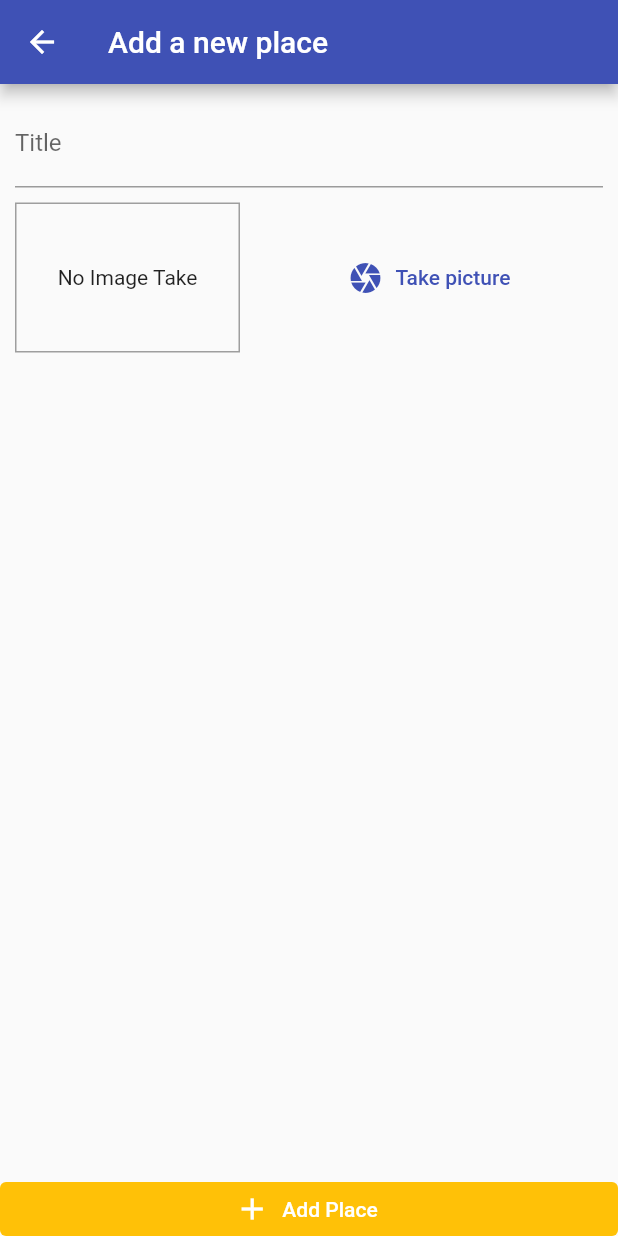
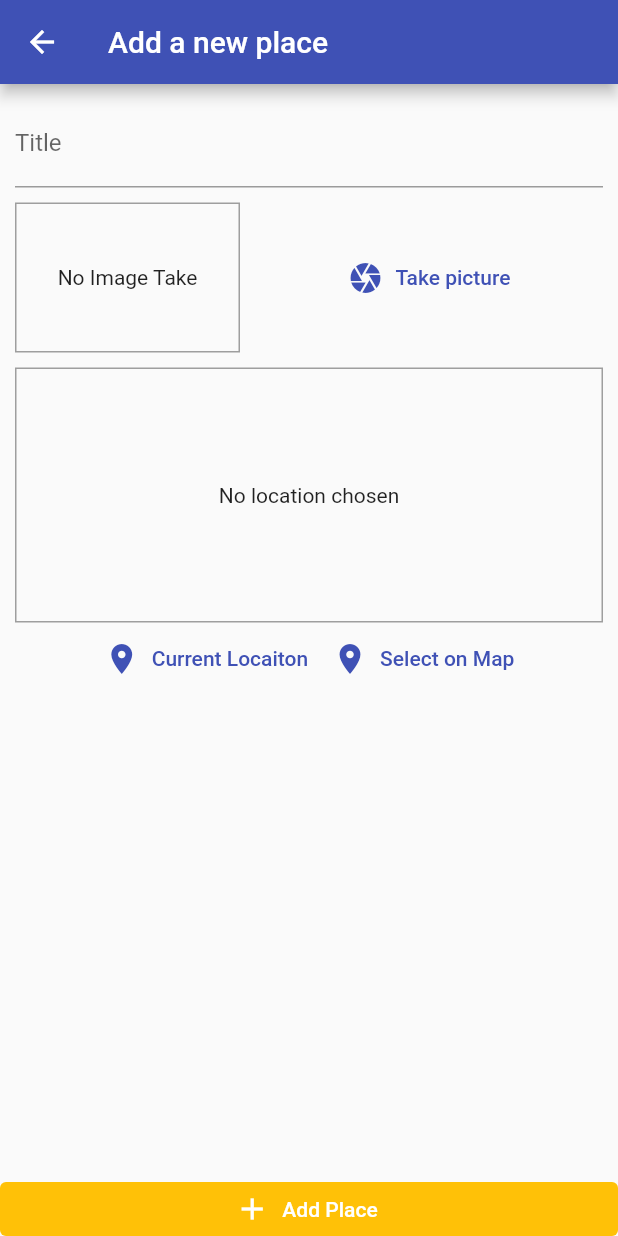
Before and after one commit to QiaoZhennn/Place_app, a Flutter app: the screen it shows after launch, after a tap on the "add" icon, on a phone screen of 412 x 824 dp. Run offline on Flutter 3.47's test engine with Material 2 defaults, Android fonts, the phone set to English and light mode, and no system bars; our stand-ins replace image_picker, location, sqflite; accounts and stored records are empty.

Commit message:
finish image and add location

```diff
--- /dev/null
+++ b/lib/helpers/dp_helper.dart
@@ -0,0 +1,24 @@
+import 'package:sqflite/sqflite.dart';
+// ignore: depend_on_referenced_packages
+import 'package:path/path.dart' as path;
+
+class DbHelper {
+  static Future<Database> database() async {
+    final dbPath = await getDatabasesPath();
+    return openDatabase(path.join(dbPath, 'places.db'),
+        onCreate: (db, version) {
+      return db.execute(
+          'CREATE TABLE places(id TEXT PRIMARY KEY, title TEXT, image TEXT)');
+    }, version: 1);
+  }
+
+  static Future<void> insert(String table, Map<String, Object> data) async {
+    final db = await DbHelper.database();
+    db.insert(table, data, conflictAlgorithm: ConflictAlgorithm.replace);
+  }
+
+  static Future<List<Map<String, dynamic>>> getData(String table) async {
+    final db = await DbHelper.database();
+    return db.query(table);
+  }
+}
--- a/lib/providers/great_places.dart
+++ b/lib/providers/great_places.dart
@@ -1,6 +1,7 @@
 import 'dart:io';
 
 import 'package:flutter/material.dart';
+import 'package:place_app/helpers/dp_helper.dart';
 import 'package:place_app/models/place.dart';
 
 class GreatPlaces with ChangeNotifier {
@@ -11,8 +12,29 @@ class GreatPlaces with ChangeNotifier {
   }
 
   void addPlace(String pickedTitle, File pickedImage) {
-    final newPlace = Place(id: DateTime.now().toString(), image: pickedImage, title: pickedTitle, location: null);
+    final newPlace = Place(
+        id: DateTime.now().toString(),
+        image: pickedImage,
+        title: pickedTitle,
+        location: null);
     _items.add(newPlace);
+    notifyListeners();
+    DbHelper.insert('places', {
+      'id': newPlace.id,
+      'title': newPlace.title,
+      'image': newPlace.image.path
+    });
+  }
+
+  Future<void> fetchAndSetPlaces() async {
+    final dataList = await DbHelper.getData('places');
+    _items = dataList
+        .map((e) => Place(
+            id: e['id'],
+            title: e['title'],
+            location: null,
+            image: File(e['image'])))
+        .toList();
     notifyListeners();
   }
 }
--- a/lib/screens/add_place_screen.dart
+++ b/lib/screens/add_place_screen.dart
@@ -3,6 +3,7 @@ import 'dart:io';
 import 'package:flutter/material.dart';
 import 'package:place_app/providers/great_places.dart';
 import 'package:place_app/widgets/image_input.dart';
+import 'package:place_app/widgets/location_input.dart';
 import 'package:provider/provider.dart';
 
 class AddPlaceScreen extends StatefulWidget {
@@ -26,7 +27,7 @@ class _AddPlaceScreenState extends State<AddPlaceScreen> {
     }
     Provider.of<GreatPlaces>(context, listen: false)
         .addPlace(_titleController.text, _pickedImage!);
-        Navigator.of(context).pop();
+    Navigator.of(context).pop();
   }
 
   @override
@@ -48,7 +49,11 @@ class _AddPlaceScreenState extends State<AddPlaceScreen> {
                   SizedBox(
                     height: 10,
                   ),
-                  ImageInput(_selectImage)
+                  ImageInput(_selectImage),
+                  SizedBox(
+                    height: 10,
+                  ),
+                  LocationInput(),
                 ],
               ),
             )),
--- a/lib/screens/places_list_screen.dart
+++ b/lib/screens/places_list_screen.dart
@@ -19,17 +19,31 @@ class PlacesListScreen extends StatelessWidget {
                 icon: Icon(Icons.add))
           ],
         ),
-        body: Consumer<GreatPlaces>(
-          builder: ((ctx, greatPlaces, ch) =>
-              greatPlaces.items.isEmpty ? ch! : ListView.builder(
+        body: FutureBuilder(
+          future: Provider.of<GreatPlaces>(context, listen: false)
+              .fetchAndSetPlaces(),
+          builder: ((context, snapshot) => snapshot.connectionState ==
+                  ConnectionState.waiting
+              ? const Center(
+                  child: CircularProgressIndicator(),
+                )
+              : Consumer<GreatPlaces>(
+                  builder: ((ctx, greatPlaces, ch) => greatPlaces.items.isEmpty
+                      ? ch!
+                      : ListView.builder(
                           itemCount: greatPlaces.items.length,
                           itemBuilder: (ctx, i) => ListTile(
-                  leading: CircleAvatar(backgroundImage: FileImage(greatPlaces.items[i].image),),
+                            leading: CircleAvatar(
+                              backgroundImage:
+                                  FileImage(greatPlaces.items[i].image),
+                            ),
                             title: Text(greatPlaces.items[i].title),
                             onTap: () {},
                           ),
                         )),
-          child: const Center(child: Text('Got no places yet, add some')),
+                  child:
+                      const Center(child: Text('Got no places yet, add some')),
+                )),
         ));
   }
 }
--- a/lib/widgets/image_input.dart
+++ b/lib/widgets/image_input.dart
@@ -42,19 +42,19 @@ class _ImageInputState extends State<ImageInput> {
           height: 100,
           decoration:
               BoxDecoration(border: Border.all(width: 1, color: Colors.grey)),
+          alignment: Alignment.center,
           child: _storedImage != null
               ? Image.file(
                   _storedImage!,
                   fit: BoxFit.cover,
                   width: double.infinity,
                 )
-              : Text(
+              : const Text(
                   'No Image Take',
                   textAlign: TextAlign.center,
                 ),
-          alignment: Alignment.center,
         ),
-        SizedBox(
+        const SizedBox(
           width: 10,
         ),
         Expanded(
--- /dev/null
+++ b/lib/widgets/location_input.dart
@@ -0,0 +1,55 @@
+import 'package:flutter/material.dart';
+import 'package:location/location.dart';
+
+class LocationInput extends StatefulWidget {
+  const LocationInput({Key? key}) : super(key: key);
+
+  @override
+  _LocationInputState createState() => _LocationInputState();
+}
+
+class _LocationInputState extends State<LocationInput> {
+  String? _previewImageUrl;
+  Future<void> _getCurrentUserLocation() async {
+    final locData = await Location().getLocation();
+    print(locData.latitude);
+  }
+
+  @override
+  Widget build(BuildContext context) {
+    return Column(
+      children: [
+        Container(
+          height: 170,
+          width: double.infinity,
+          alignment: Alignment.center,
+          decoration:
+              BoxDecoration(border: Border.all(width: 1, color: Colors.grey)),
+          child: _previewImageUrl == null
+              ? const Text(
+                  'No location chosen',
+                  textAlign: TextAlign.center,
+                )
+              : Image.network(
+                  _previewImageUrl!,
+                  fit: BoxFit.cover,
+                  width: double.infinity,
+                ),
+        ),
+        Row(
+          mainAxisAlignment: MainAxisAlignment.center,
+          children: [
+            TextButton.icon(
+                onPressed: _getCurrentUserLocation,
+                icon: Icon(Icons.location_on),
+                label: Text('Current Locaiton')),
+            TextButton.icon(
+                onPressed: (() {}),
+                icon: Icon(Icons.location_on),
+                label: Text('Select on Map')),
+          ],
+        ),
+      ],
+    );
+  }
+}
--- a/pubspec.yaml
+++ b/pubspec.yaml
@@ -39,6 +39,8 @@ dependencies:
   provider: ^6.0.3
   image_picker: ^0.8.5+3
   path_provider: ^2.0.11
+  sqflite: ^2.0.3+1
+  location: ^4.4.0
 
 dev_dependencies:
   flutter_test:
```
Also changed, not shown: pubspec.lock, 6 other files. Lines whose indentation alone changed are shown as unchanged.
